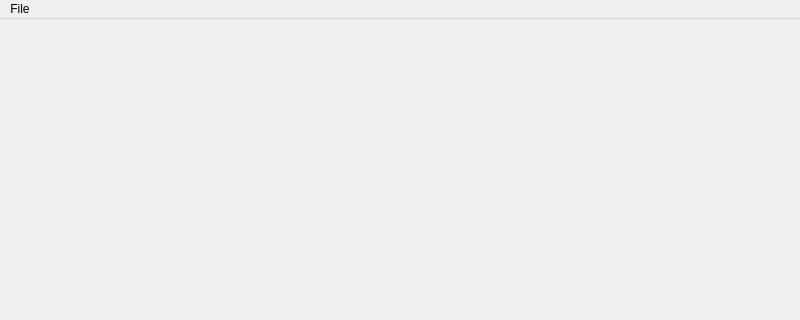
This is QT_2DGraphicsModeler/mainwindow.ui in campjake/2D-Graphics-Modeler as Qt 5 draws it before an edit; both pictures show x 0 to 800 and y 0 to 320 of the 800 by 600 pixel window. The edited form follows.
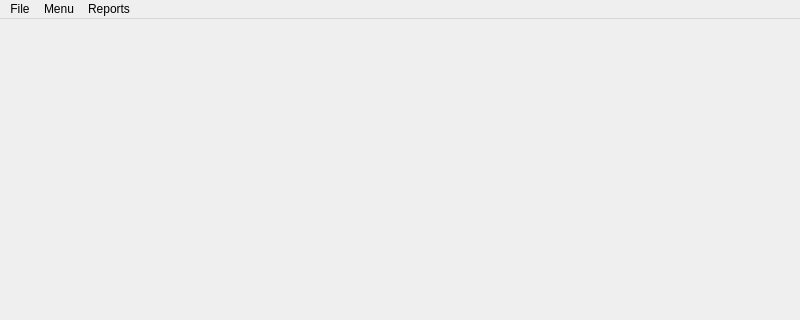
This is the edited form.

```diff
--- a/QT_2DGraphicsModeler/mainwindow.ui
+++ b/QT_2DGraphicsModeler/mainwindow.ui
@@ -20,7 +20,7 @@
      <x>0</x>
      <y>0</y>
      <width>800</width>
-     <height>21</height>
+     <height>26</height>
     </rect>
    </property>
    <widget class="QMenu" name="menuFile">
@@ -28,8 +28,27 @@
      <string>File</string>
     </property>
     <addaction name="actionNew"/>
+    <addaction name="actionOpen_File"/>
+    <addaction name="actionSave"/>
+    <addaction name="actionSave_As"/>
+   </widget>
+   <widget class="QMenu" name="menuMenu">
+    <property name="title">
+     <string>Menu</string>
+    </property>
+    <addaction name="actionContact_Us"/>
+    <addaction name="actionCustomer_Testimonails"/>
+   </widget>
+   <widget class="QMenu" name="menuReports">
+    <property name="title">
+     <string>Reports</string>
+    </property>
+    <addaction name="actionShape_Area_Listing"/>
+    <addaction name="actionShape_Perimeter_Listing"/>
    </widget>
    <addaction name="menuFile"/>
+   <addaction name="menuMenu"/>
+   <addaction name="menuReports"/>
   </widget>
   <widget class="QStatusBar" name="statusbar"/>
   <action name="actionNew">
```
Left out of the diff: 37 changed lines with no effect on the pictures.
